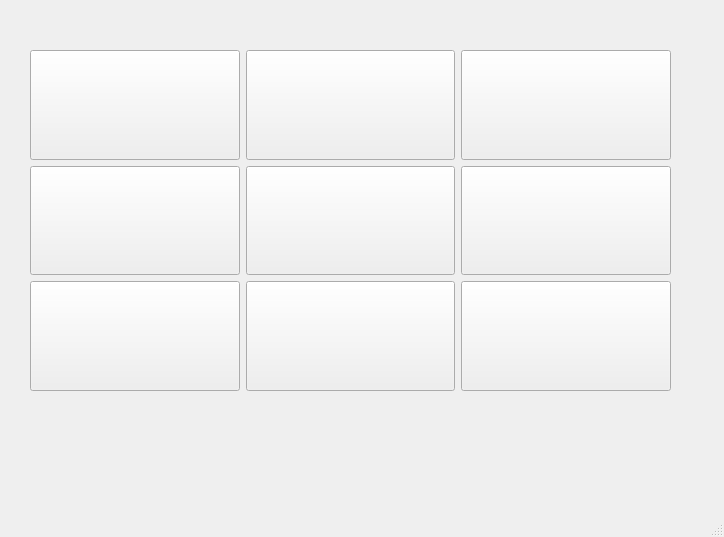
Qt form mainwindow.ui (lucapau/TicTacToeQTApplication) before a commit.
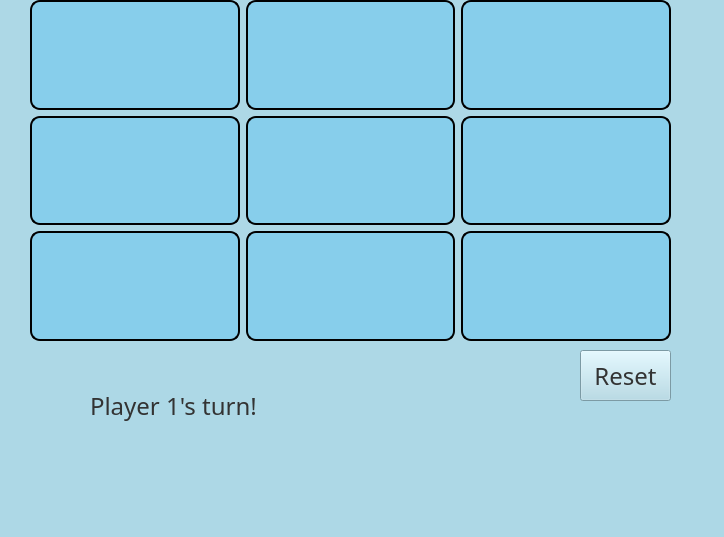
The same form after that commit.

Patch:
```diff
--- a/mainwindow.ui
+++ b/mainwindow.ui
@@ -19,12 +19,15 @@
   <property name="windowTitle">
    <string>MainWindow</string>
   </property>
+  <property name="styleSheet">
+   <string notr="true">background-color: lightblue;</string>
+  </property>
   <widget class="QWidget" name="centralwidget">
    <widget class="QWidget" name="gridLayoutWidget">
     <property name="geometry">
      <rect>
       <x>30</x>
-      <y>50</y>
+      <y>0</y>
       <width>641</width>
       <height>341</height>
      </rect>
@@ -41,9 +44,33 @@
          <verstretch>0</verstretch>
         </sizepolicy>
        </property>
+       <property name="baseSize">
+        <size>
+         <width>100</width>
+         <height>100</height>
+        </size>
+       </property>
+       <property name="styleSheet">
+        <string notr="true">QPushButton {
+    font-size: 20px;
+    background-color: #87CEEB;
+    border: 2px solid #000000;
+    border-radius: 10px;
+}
+QPushButton:pressed {
+    background-color: #4682B4;
+}
+</string>
+       </property>
        <property name="text">
         <string/>
        </property>
+       <property name="iconSize">
+        <size>
+         <width>100</width>
+         <height>100</height>
+        </size>
+       </property>
       </widget>
      </item>
      <item row="0" column="4">
@@ -54,9 +81,33 @@
          <verstretch>0</verstretch>
         </sizepolicy>
        </property>
+       <property name="baseSize">
+        <size>
+         <width>100</width>
+         <height>100</height>
+        </size>
+       </property>
+       <property name="styleSheet">
+        <string notr="true">QPushButton {
+    font-size: 20px;
+    background-color: #87CEEB;
+    border: 2px solid #000000;
+    border-radius: 10px;
+}
+QPushButton:pressed {
+    background-color: #4682B4;
+}
+</string>
+       </property>
        <property name="text">
         <string/>
        </property>
+       <property name="iconSize">
+        <size>
+         <width>100</width>
+         <height>100</height>
+        </size>
+       </property>
       </widget>
      </item>
      <item row="2" column="4">
@@ -67,9 +118,33 @@
          <verstretch>0</verstretch>
         </sizepolicy>
        </property>
+       <property name="baseSize">
+        <size>
+         <width>100</width>
+         <height>100</height>
+        </size>
+       </property>
+       <property name="styleSheet">
+        <string notr="true">QPushButton {
+    font-size: 20px;
+    background-color: #87CEEB;
+    border: 2px solid #000000;
+    border-radius: 10px;
+}
+QPushButton:pressed {
+    background-color: #4682B4;
+}
+</string>
+       </property>
        <property name="text">
         <string/>
        </property>
+       <property name="iconSize">
+        <size>
+         <width>100</width>
+         <height>100</height>
+        </size>
+       </property>
       </widget>
      </item>
      <item row="0" column="0">
@@ -80,9 +155,39 @@
          <verstretch>0</verstretch>
         </sizepolicy>
        </property>
+       <property name="minimumSize">
+        <size>
+         <width>100</width>
+         <height>100</height>
+        </size>
+       </property>
+       <property name="baseSize">
+        <size>
+         <width>100</width>
+         <height>100</height>
+        </size>
+       </property>
+       <property name="styleSheet">
+        <string notr="true">QPushButton {
+    font-size: 20px;
+    background-color: #87CEEB;
+    border: 2px solid #000000;
+    border-radius: 10px;
+}
+QPushButton:pressed {
+    background-color: #4682B4;
+}
+</string>
+       </property>
        <property name="text">
         <string/>
        </property>
+       <property name="iconSize">
+        <size>
+         <width>100</width>
+         <height>100</height>
+        </size>
+       </property>
       </widget>
      </item>
      <item row="0" column="2">
@@ -93,9 +198,33 @@
          <verstretch>0</verstretch>
         </sizepolicy>
        </property>
+       <property name="baseSize">
+        <size>
+         <width>100</width>
+         <height>100</height>
+        </size>
+       </property>
+       <property name="styleSheet">
+        <string notr="true">QPushButton {
+    font-size: 20px;
+    background-color: #87CEEB;
+    border: 2px solid #000000;
+    border-radius: 10px;
+}
+QPushButton:pressed {
+    background-color: #4682B4;
+}
+</string>
+       </property>
        <property name="text">
         <string/>
        </property>
+       <property name="iconSize">
+        <size>
+         <width>100</width>
+         <height>100</height>
+        </size>
+       </property>
       </widget>
      </item>
      <item row="2" column="0">
@@ -106,9 +235,33 @@
          <verstretch>0</verstretch>
         </sizepolicy>
        </property>
+       <property name="baseSize">
+        <size>
+         <width>100</width>
+         <height>100</height>
+        </size>
+       </property>
+       <property name="styleSheet">
+        <string notr="true">QPushButton {
+    font-size: 20px;
+    background-color: #87CEEB;
+    border: 2px solid #000000;
+    border-radius: 10px;
+}
+QPushButton:pressed {
+    background-color: #4682B4;
+}
+</string>
+       </property>
        <property name="text">
         <string/>
        </property>
+       <property name="iconSize">
+        <size>
+         <width>100</width>
+         <height>100</height>
+        </size>
+       </property>
       </widget>
      </item>
      <item row="5" column="0">
@@ -122,19 +275,27 @@
        <property name="text">
         <string/>
        </property>
-      </widget>
-     </item>
-     <item row="5" column="2">
-      <widget class="QPushButton" name="pushButton21">
-       <property name="sizePolicy">
-        <sizepolicy hsizetype="Expanding" vsizetype="Expanding">
-         <horstretch>0</horstretch>
-         <verstretch>0</verstretch>
-        </sizepolicy>
+       <property name="styleSheet">
+        <string notr="true">QPushButton {
+    font-size: 20px;
+    background-color: #87CEEB;
+    border: 2px solid #000000;
+    border-radius: 10px;
+}
+QPushButton:pressed {
+    background-color: #4682B4;
+}
+</string>
        </property>
        <property name="text">
         <string/>
        </property>
+       <property name="iconSize">
+        <size>
+         <width>100</width>
+         <height>100</height>
+        </size>
+       </property>
       </widget>
      </item>
      <item row="5" column="4">
@@ -145,13 +306,126 @@
          <verstretch>0</verstretch>
         </sizepolicy>
        </property>
+       <property name="baseSize">
+        <size>
+         <width>100</width>
+         <height>100</height>
+        </size>
+       </property>
+       <property name="styleSheet">
+        <string notr="true">QPushButton {
+    font-size: 20px;
+    background-color: #87CEEB;
+    border: 2px solid #000000;
+    border-radius: 10px;
+}
+QPushButton:pressed {
+    background-color: #4682B4;
+}
+</string>
+       </property>
        <property name="text">
         <string/>
+       </property>
+       <property name="iconSize">
+        <size>
+         <width>100</width>
+         <height>100</height>
+        </size>
+       </property>
+      </widget>
+     </item>
+     <item row="5" column="2">
+      <widget class="QPushButton" name="pushButton21">
+       <property name="sizePolicy">
+        <sizepolicy hsizetype="Expanding" vsizetype="Expanding">
+         <horstretch>0</horstretch>
+         <verstretch>0</verstretch>
+        </sizepolicy>
+       </property>
+       <property name="baseSize">
+        <size>
+         <width>100</width>
+         <height>100</height>
+        </size>
+       </property>
+       <property name="styleSheet">
+        <string notr="true">QPushButton {
+    font-size: 20px;
+    background-color: #87CEEB;
+    border: 2px solid #000000;
+    border-radius: 10px;
+}
+QPushButton:pressed {
+    background-color: #4682B4;
+}
+</string>
+       </property>
+       <property name="text">
+        <string/>
+       </property>
+       <property name="iconSize">
+        <size>
+         <width>100</width>
+         <height>100</height>
+        </size>
        </property>
       </widget>
      </item>
     </layout>
    </widget>
+   <widget class="QLabel" name="playerInfo">
+    <property name="geometry">
+     <rect>
+      <x>90</x>
+      <y>380</y>
+      <width>281</width>
+      <height>51</height>
+     </rect>
+    </property>
+    <property name="font">
+     <font>
+      <family>MS Reference Sans Serif</family>
+      <pointsize>-1</pointsize>
+     </font>
+    </property>
+    <property name="styleSheet">
+     <string notr="true">QLabel {
+    font-size: 24px;
+    color: #333333;
+}
+</string>
+    </property>
+    <property name="text">
+     <string>Player 1's turn!</string>
+    </property>
+   </widget>
+   <widget class="QPushButton" name="resetButton">
+    <property name="geometry">
+     <rect>
+      <x>580</x>
+      <y>350</y>
+      <width>91</width>
+      <height>51</height>
+     </rect>
+    </property>
+    <property name="font">
+     <font>
+      <family>MS Reference Sans Serif</family>
+      <pointsize>-1</pointsize>
+     </font>
+    </property>
+    <property name="styleSheet">
+     <string notr="true">QPushButton {
+    font-size: 24px;
+    color: #333333;
+}
+</string>
+    </property>
+    <property name="text">
+     <string>Reset</string>
+    </property>
+   </widget>
   </widget>
   <widget class="QMenuBar" name="menubar">
    <property name="geometry">
```
Left out of the diff: 7 changed lines with no effect on the pictures.
